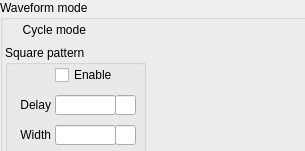
Qt form evrMrmApp/opi/EVR/G_EVR_out_cml-mode-waveform.ui (paulscherrerinstitute/mrfioc2) before a commit.
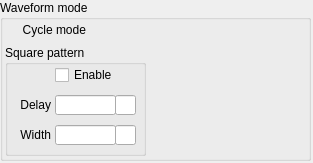
The same form after that commit. Custom widgets are drawn as their Qt base class.

```diff
--- a/evrMrmApp/opi/EVR/G_EVR_out_cml-mode-waveform.ui
+++ b/evrMrmApp/opi/EVR/G_EVR_out_cml-mode-waveform.ui
@@ -6,8 +6,8 @@
    <rect>
     <x>0</x>
     <y>0</y>
-    <width>305</width>
-    <height>151</height>
+    <width>313</width>
+    <height>163</height>
    </rect>
   </property>
   <property name="windowTitle">
```
